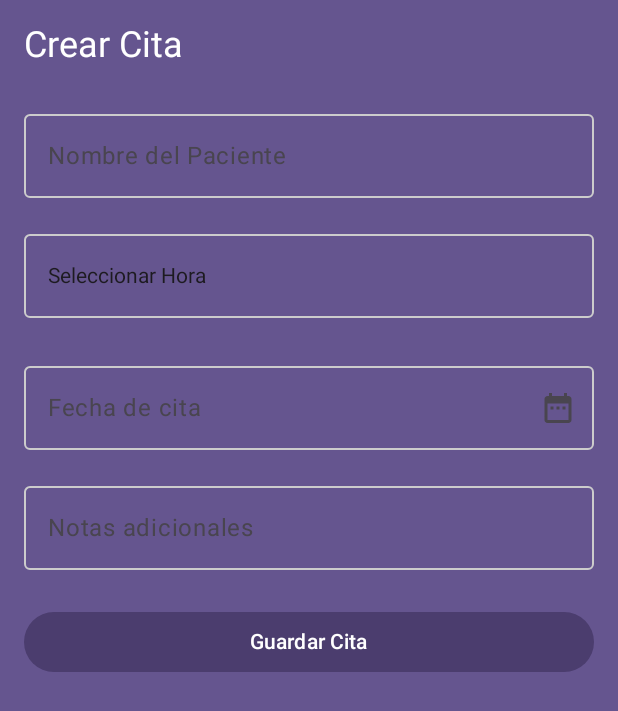
After one commit to 214201827/nutri-app, an Android app built with Jetpack Compose: the CreateAppointmentScreen screen opened through its navigation route, on a phone screen of 412 x 824 dp. The commit adds this screen. Shown: the top 711 px of the screen. Run offline under Robolectric (Android 15) with nearby library versions, the phone set to English and light mode, and no system bars.

Commit message:
Se creo Interfaz para agendar cita no terminado

```diff
--- a/app/build.gradle.kts
+++ b/app/build.gradle.kts
@@ -76,6 +76,7 @@ dependencies {
     implementation("com.google.firebase:firebase-analytics")
     implementation(platform("com.google.firebase:firebase-bom:32.8.0"))
     implementation("com.google.firebase:firebase-auth")
+    implementation("androidx.compose.material3:material3:1.0.0")
 
 
 
--- /dev/null
+++ b/app/src/main/java/com/example/nutricionapp/CreateAppointmentScreen.kt
@@ -0,0 +1,230 @@
+package com.example.nutricionapp
+import androidx.compose.foundation.background
+import androidx.compose.foundation.layout.Column
+import androidx.compose.foundation.layout.fillMaxSize
+import androidx.compose.foundation.layout.fillMaxWidth
+import androidx.compose.foundation.layout.padding
+import androidx.compose.material3.Text
+import androidx.compose.runtime.Composable
+import androidx.compose.runtime.getValue
+import androidx.compose.runtime.mutableStateOf
+import androidx.compose.runtime.remember
+import androidx.compose.runtime.setValue
+import androidx.compose.ui.unit.dp
+import androidx.compose.ui.unit.sp
+import androidx.compose.material3.OutlinedTextField
+import androidx.compose.foundation.layout.*
+import androidx.compose.material3.Button
+import androidx.compose.material3.ButtonDefaults
+import androidx.compose.foundation.clickable
+import androidx.compose.material3.*
+import androidx.compose.ui.tooling.preview.Preview
+import androidx.navigation.compose.rememberNavController
+import androidx.compose.ui.platform.LocalContext
+import java.util.*
+
+
+import android.app.DatePickerDialog
+import android.widget.DatePicker
+import androidx.compose.material.icons.Icons
+import androidx.compose.material.icons.filled.DateRange
+import androidx.compose.ui.Alignment
+
+import androidx.compose.ui.Modifier
+import androidx.compose.ui.draw.shadow
+import androidx.compose.ui.graphics.Color
+import androidx.compose.ui.window.Popup
+
+import androidx.navigation.NavHostController
+@OptIn(ExperimentalMaterial3Api::class)
+@Composable
+fun DatePickerAppoiment() {
+    var showDatePicker by remember { mutableStateOf(false) }
+    val datePickerState = rememberDatePickerState()
+    val selectedDate = datePickerState.selectedDateMillis?.let {
+        convertMillisToDate(it)
+    } ?: ""
+
+    Box(
+        modifier = Modifier.fillMaxWidth()
+    ) {
+        OutlinedTextField(
+            value = selectedDate,
+            onValueChange = { },
+            label = { Text("Fecha de cita") },
+            //colors = TextFieldDefaults(NutricionAppTheme { R.color }),
+            readOnly = true,
+            trailingIcon = {
+                IconButton(onClick = { showDatePicker = !showDatePicker }) {
+                    Icon(
+                        imageVector = Icons.Default.DateRange,
+                        contentDescription = "Select date"
+                    )
+                }
+            },
+            modifier = Modifier
+                .fillMaxWidth()
+                .padding(vertical = 8.dp),
+            colors = OutlinedTextFieldDefaults.colors(
+                focusedBorderColor = Color.White,
+                unfocusedBorderColor = Color.LightGray,
+                focusedLabelColor = Color.White
+            )
+        )
+
+        if (showDatePicker) {
+            Popup(
+                onDismissRequest = { showDatePicker = false },
+                alignment = Alignment.TopStart
+            ) {
+                Box(
+                    modifier = Modifier
+                        .fillMaxWidth()
+                        .offset(y = 64.dp)
+                        .shadow(elevation = 4.dp)
+                        .background(MaterialTheme.colorScheme.surface)
+                        .padding(16.dp)
+                ) {
+                    DatePicker(
+                        state = datePickerState,
+                        showModeToggle = false
+                    )
+                }
+            }
+        }
+    }
+}
+@Composable
+fun CreateAppointmentScreen(navController: NavHostController, onBackClick: () -> Unit) {
+    var patientName by remember { mutableStateOf("") }
+    var appointmentDate by remember { mutableStateOf("") }
+    var notes by remember { mutableStateOf("") }
+
+    // Lista de horas disponibles desde las 8 AM hasta las 8 PM
+    val hours = (8..20).flatMap { hour ->
+        listOf("${hour}:00", "${hour}:30").map {
+            if (hour < 12) "$it AM" else if (hour == 12) "$it PM" else "${hour - 12}:00 PM"
+        }
+    }
+
+    var selectedTime by remember { mutableStateOf("") }
+    var expanded by remember { mutableStateOf(false) } // Estado para mostrar el DropdownMenu
+
+    // Contexto para el DatePickerDialog
+    val context = LocalContext.current
+    val calendar = Calendar.getInstance()
+    val year = calendar.get(Calendar.YEAR)
+    val month = calendar.get(Calendar.MONTH)
+    val day = calendar.get(Calendar.DAY_OF_MONTH)
+
+    // Dialog para seleccionar la fecha
+    val datePickerDialog = DatePickerDialog(
+        context,
+        { _: DatePicker, selectedYear: Int, selectedMonth: Int, selectedDay: Int ->
+            appointmentDate = "$selectedDay/${selectedMonth + 1}/$selectedYear"
+        }, year, month, day
+    )
+
+
+    Column(
+        modifier = Modifier
+            .fillMaxSize()
+            .background(Color(0xFF65558F))
+            .padding(16.dp)
+    ) {
+        Text(
+            text = "Crear Cita",
+            fontSize = 24.sp,
+            color = Color.White,
+            modifier = Modifier.padding(bottom = 16.dp)
+        )
+
+        // Campo para el nombre del paciente
+        OutlinedTextField(
+            value = patientName,
+            onValueChange = { patientName = it },
+            label = { Text("Nombre del Paciente") },
+            modifier = Modifier
+                .fillMaxWidth()
+                .padding(vertical = 8.dp),
+            colors = OutlinedTextFieldDefaults.colors(
+                focusedBorderColor = Color.White,
+                unfocusedBorderColor = Color.LightGray,
+                focusedLabelColor = Color.White
+            )
+        )
+
+
+        // DropdownMenu para seleccionar la hora
+        Box(modifier = Modifier.fillMaxWidth().padding(vertical = 8.dp)) {
+            OutlinedTextField(
+                value = if (selectedTime.isNotEmpty()) selectedTime else "Seleccionar Hora",
+                onValueChange = {},
+                readOnly = true, // Evita que el campo sea editable
+               // label = { Text("Hora de la Cita") },
+                modifier = Modifier
+                    .fillMaxWidth()
+                    .padding(vertical = 8.dp),
+                colors = OutlinedTextFieldDefaults.colors(
+                    focusedBorderColor = Color.White,
+                    unfocusedBorderColor = Color.LightGray,
+                    focusedLabelColor = Color.White
+                )
+                )
+
+            DropdownMenu(
+                expanded = expanded,
+                onDismissRequest = { expanded = false },
+                modifier = Modifier.fillMaxWidth()
+            ) {
+                hours.forEach { hour ->
+                    DropdownMenuItem(
+                        text = { Text(text = hour) },
+                        onClick = {
+                            selectedTime = hour
+                            expanded = false
+                        }
+                    )
+                }
+            }
+        }
+        DatePickerAppoiment()
+
+        // Campo para notas adicionales
+        OutlinedTextField(
+            value = notes,
+            onValueChange = { notes = it },
+            label = { Text("Notas adicionales") },
+            modifier = Modifier
+                .fillMaxWidth()
+                .padding(vertical = 8.dp),
+            colors = OutlinedTextFieldDefaults.colors(
+                focusedBorderColor = Color.White,
+                unfocusedBorderColor = Color.LightGray,
+                focusedLabelColor = Color.White
+            )
+        )
+
+
+        // Botón para guardar la cita
+        Button(
+            onClick = {
+                navController.navigate("HomeNutritionist") // Regresar a la pantalla principal
+            },
+            modifier = Modifier
+                .fillMaxWidth()
+                .padding(vertical = 16.dp),
+            colors = ButtonDefaults.buttonColors(containerColor = Color(0xFF4B3D6E))
+        ) {
+            Text("Guardar Cita", color = Color.White)
+        }
+    }
+}
+
+
+@Preview(showBackground = true) // Anotación de vista previa
+@Composable
+fun CreateAppointmentScreenPreview() {
+    // Si tu pantalla requiere el navController, puedes usar un dummy o un controlador de navegación vacío para la vista previa
+    CreateAppointmentScreen(navController = rememberNavController(), onBackClick = {})
+}
--- a/app/src/main/java/com/example/nutricionapp/MainActivity.kt
+++ b/app/src/main/java/com/example/nutricionapp/MainActivity.kt
@@ -12,6 +12,7 @@ import androidx.navigation.compose.rememberNavController
 import androidx.navigation.NavHostController
 import androidx.navigation.navArgument
 import androidx.navigation.NavType
+import com.example.nutricionapp.CreateAppointmentScreen
 
 class MainActivity : ComponentActivity() {
     override fun onCreate(savedInstanceState: Bundle?) {
@@ -30,6 +31,7 @@ fun AppNavHost(navController: NavHostController) {
         composable("registerPatient") { RegisterPatientScreen(navController) }
         composable("registerNutritionist") { RegisterNutScreen(navController)  }
         composable("HomeNutritionist") { HomeNutritionist(navController)  }
+        composable("CreateAppoitment") { CreateAppointmentScreen(navController, onBackClick = { navController.popBackStack()}) }
 //        composable("PatientListScreen") { PatientListScreen(navController,onBackClick = {})  }
 //        composable("NotificationScreen") { NotificationScreen(navController = navController,
 //            notifications = listOf(
```
